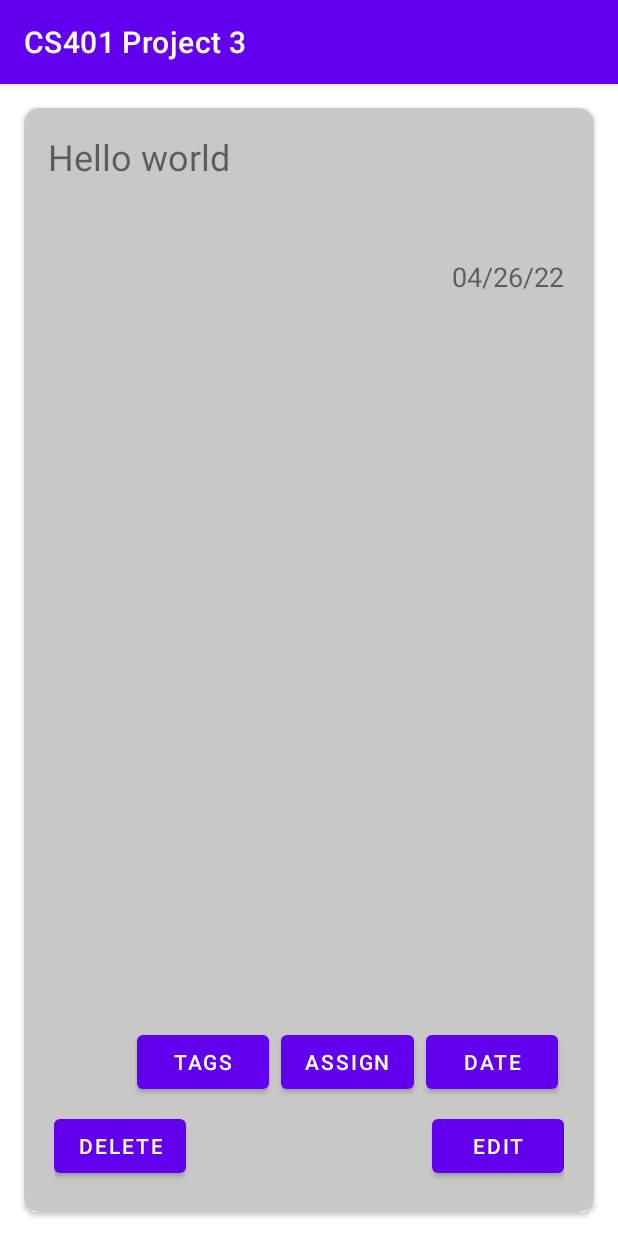
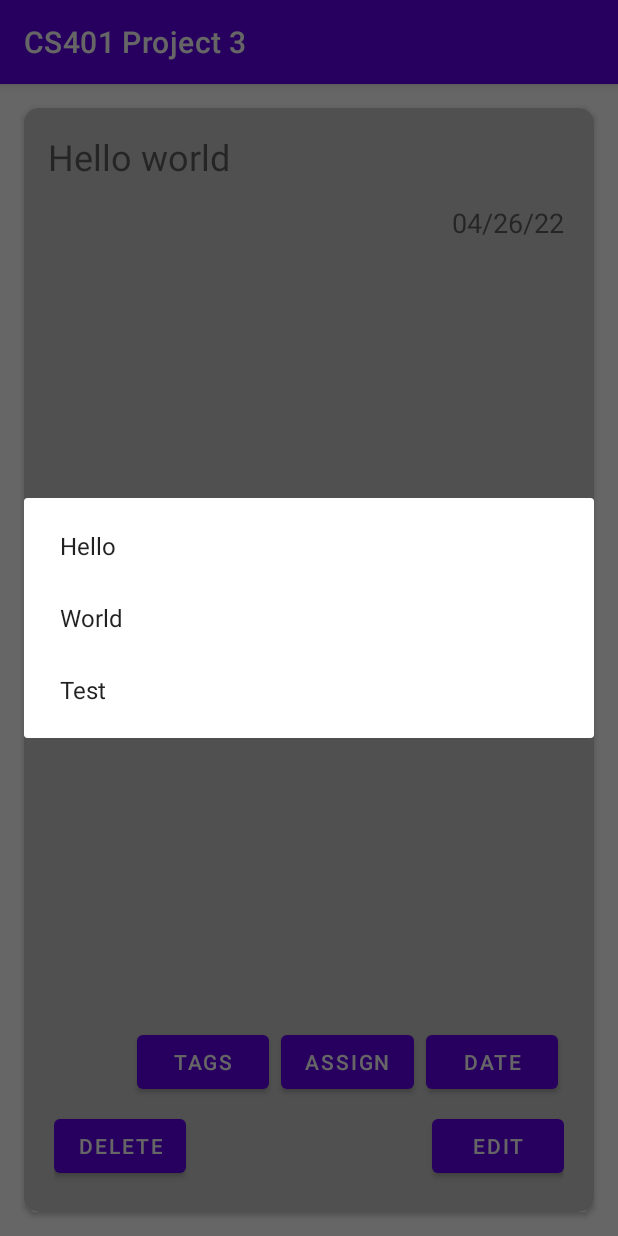
Before and after one commit to LordArugula/CS401-Project-3, an Android app: the CardActivity screen opened directly, with no data from a screen before it, after a tap on "TAGS", on a phone screen of 412 x 824 dp. Run offline under Robolectric (Android 15) with nearby library versions, the phone set to English and light mode, and no system bars; our stand-ins replace Firebase (no records; nobody signed in at launch, a user with empty details on screens opened directly).

Commit message:
Create TagRecyclerView
The TagRecyclerView will show a list of tags as colored icons with tooltips to display the name

```diff
--- a/app/src/main/java/com/group1/project3/CardActivity.java
+++ b/app/src/main/java/com/group1/project3/CardActivity.java
@@ -1,23 +1,47 @@
 package com.group1.project3;
 
+import android.app.DatePickerDialog;
+import android.content.DialogInterface;
 import android.os.Bundle;
+import android.text.format.DateFormat;
 import android.view.View;
+import android.widget.DatePicker;
+import android.widget.TextView;
 import android.widget.Toast;
 
+import androidx.appcompat.app.AlertDialog;
 import androidx.appcompat.app.AppCompatActivity;
 
-import com.google.firebase.auth.FirebaseAuth;
+import com.group1.project3.model.Tag;
+
+import java.util.ArrayList;
+import java.util.Calendar;
+import java.util.Date;
+import java.util.List;
+
+//import com.google.firebase.auth.FirebaseAuth;
 
 public class CardActivity extends AppCompatActivity {
+    private List<Tag> projectTags;
 
-    private FirebaseAuth auth;
+    //    private FirebaseAuth auth;
+    public static List<Tag> tags;
+
+    public CardActivity() {
+    }
 
     @Override
     protected void onCreate(Bundle savedInstanceState) {
         super.onCreate(savedInstanceState);
         setContentView(R.layout.activity_card);
+//
+//        auth = FirebaseAuth.getInstance();
 
-        auth = FirebaseAuth.getInstance();
+        projectTags = new ArrayList<>();
+        projectTags.add(new Tag("Hello"));
+        projectTags.add(new Tag("World"));
+        projectTags.add(new Tag("Test"));
+        tags = new ArrayList<>();
 
         if (savedInstanceState == null) {
             getSupportFragmentManager().beginTransaction()
@@ -50,4 +74,54 @@ public class CardActivity extends AppCompatActivity {
     public void saveChanges(View view) {
         Toast.makeText(this, "Save Changes", Toast.LENGTH_SHORT).show();
     }
+
+    public void assignDate(View view) {
+        Calendar calendar = Calendar.getInstance();
+        int year = calendar.get(Calendar.YEAR);
+        int month = calendar.get(Calendar.MONTH);
+        int day = calendar.get(Calendar.DAY_OF_MONTH);
+
+        // Create a new instance of DatePickerDialog
+        DatePickerDialog datePickerDialog = new DatePickerDialog(this, new DatePickerDialog.OnDateSetListener() {
+            @Override
+            public void onDateSet(DatePicker datePicker, int year, int month, int day) {
+                // TODO Update card
+                Calendar calendar = Calendar.getInstance();
+                calendar.set(year, month, day);
+                Date date = calendar.getTime();
+                // card.setDate();
+
+                TextView dateText = findViewById(R.id.card_date);
+                dateText.setText(DateFormat.format("MM/dd/yyyy", calendar));
+            }
+        }, year, month, day);
+        datePickerDialog.getDatePicker().setMinDate(calendar.getTimeInMillis());
+        datePickerDialog.show();
+    }
+
+    public void assignUser(View view) {
+    }
+
+    public void editTags(View view) {
+
+        // TODO get project tags
+        String[] tagNames = new String[projectTags.size()];
+
+        tagNames = projectTags.stream()
+                .map(Tag::getName)
+                .toArray(String[]::new);
+
+        AlertDialog.Builder builder = new AlertDialog.Builder(this);
+        builder.setItems(tagNames, new DialogInterface.OnClickListener() {
+            @Override
+            public void onClick(DialogInterface dialogInterface, int i) {
+                tags.add(projectTags.get(i));
+                updateTags();
+            }
+        })
+                .create().show();
+    }
+
+    private void updateTags() {
+    }
 }
--- a/app/src/main/java/com/group1/project3/PreviewCardFragment.java
+++ b/app/src/main/java/com/group1/project3/PreviewCardFragment.java
@@ -3,6 +3,7 @@ package com.group1.project3;
 import android.os.Bundle;
 
 import androidx.fragment.app.Fragment;
+import androidx.fragment.app.FragmentTransaction;
 
 import android.view.LayoutInflater;
 import android.view.View;
@@ -58,6 +59,11 @@ public class PreviewCardFragment extends Fragment {
     @Override
     public View onCreateView(LayoutInflater inflater, ViewGroup container,
                              Bundle savedInstanceState) {
+
+        Fragment childFragment = new Fragment();
+        FragmentTransaction transaction = getChildFragmentManager().beginTransaction();
+        transaction.replace(R.id.tags_container, childFragment).commit();
+
         // Inflate the layout for this fragment
         return inflater.inflate(R.layout.fragment_preview_card, container, false);
     }
--- a/app/src/main/res/layout/fragment_preview_card.xml
+++ b/app/src/main/res/layout/fragment_preview_card.xml
@@ -35,16 +35,23 @@
 
         </ScrollView>
 
-        <LinearLayout
+        <FrameLayout
             android:id="@+id/tags_container"
             android:layout_width="match_parent"
-            android:layout_height="wrap_content"
-            android:layoutDirection="rtl"
-            android:minHeight="36dp"
-            android:orientation="horizontal"
-            android:padding="4dp">
+            android:layout_height="wrap_content">
 
-        </LinearLayout>
+        </FrameLayout>
+
+        <!--        <LinearLayout-->
+        <!--            android:id="@+id/tags_container"-->
+        <!--            android:layout_width="match_parent"-->
+        <!--            android:layout_height="wrap_content"-->
+        <!--            android:layoutDirection="rtl"-->
+        <!--            android:minHeight="36dp"-->
+        <!--            android:orientation="horizontal"-->
+        <!--            android:padding="4dp">-->
+
+        <!--        </LinearLayout>-->
 
         <RelativeLayout
             android:id="@+id/info_container"
@@ -66,6 +73,7 @@
                 android:minHeight="48dp" />
 
             <TextView
+                android:id="@+id/card_date"
                 android:layout_width="wrap_content"
                 android:layout_height="wrap_content"
                 android:layout_alignParentEnd="true"
--- a/app/src/main/res/values/dimens.xml
+++ b/app/src/main/res/values/dimens.xml
@@ -6,4 +6,5 @@
     <dimen name="editText_text_minHeight">48dp</dimen>
     <dimen name="label_textSize">20sp</dimen>
     <dimen name="main_bottomMargin">16dp</dimen>
+    <dimen name="text_margin">16dp</dimen>
 </resources>
```
Also changed, not shown: app/src/main/java/com/group1/project3/EditCardFragment.java (+17 -4 lines), app/src/main/java/com/group1/project3/TagFragment.java (added, +68 -0 lines), app/src/main/java/com/group1/project3/TagRecyclerViewAdapter.java (added, +60 -0 lines), app/src/main/res/layout/fragment_edit_card.xml (+15 -7 lines), app/src/main/res/layout/fragment_tag.xml (added, +20 -0 lines), app/src/main/res/layout/fragment_tag_list.xml (added, +12 -0 lines).
